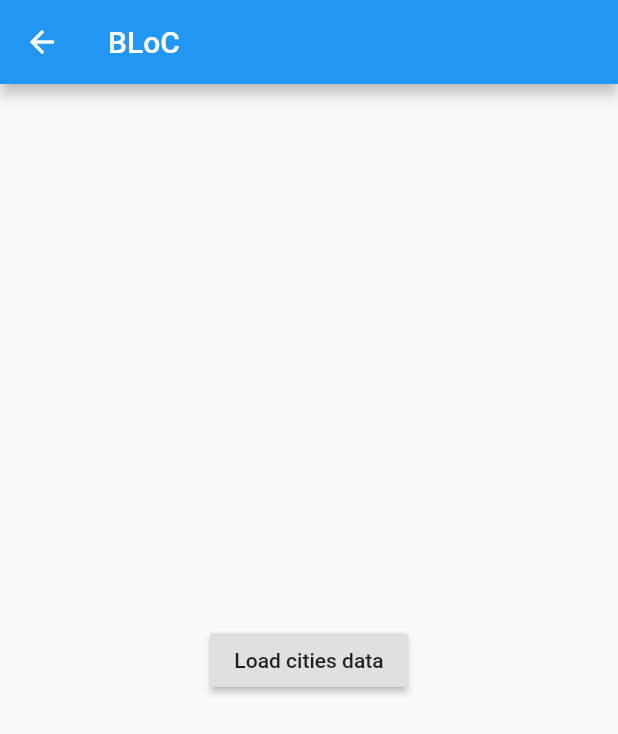
After one commit to guoxiaojiang/flutter_architecture, a Flutter app: the BlocPage screen opened directly, on a phone screen of 412 x 824 dp. The commit adds this screen. Shown: the top 734 px of the screen. Run offline on Flutter 3.47's test engine with Material 2 defaults, Android fonts, the phone set to English and light mode, and no system bars; our stand-ins replace dio.

Commit message:
submit the scoped_model and bloc sample

```diff
--- a/lib/data/repository.dart
+++ b/lib/data/repository.dart
@@ -8,8 +8,9 @@ import 'city.dart';
 class Repository {
 
   Future<CityData> getCityData() async {
+    const url = "https://raw.githubusercontent.com/guoxiaojiang/flutter_architecture/master/testdata.json";
     try {
-      Response response = await Dio().get("https://raw.githubusercontent.com/guoxiaojiang/flutter_architecture/master/testdata.json");
+      Response response = await Dio().get(url);
       String cityDataStr = response.data.toString();
       final jsonMap = json.decode(cityDataStr);
       CityData cityData = CityData.fromJson(jsonMap);
--- /dev/null
+++ b/lib/page/bloc/bloc_page.dart
@@ -0,0 +1,95 @@
+import 'package:flutter/material.dart';
+import 'package:flutter_architecture/data/city.dart';
+import 'package:flutter_architecture/data/repository.dart';
+
+import 'city_bloc.dart';
+
+class BlocPage extends StatefulWidget {
+  BlocPage(this._repository);
+
+  final Repository _repository;
+
+  @override
+  State<StatefulWidget> createState() => _BlocPageState();
+}
+
+class _BlocPageState extends State<BlocPage> {
+  CityBloc _cityBloc;
+
+  @override
+  void initState() {
+    _cityBloc = CityBloc(widget._repository);
+    super.initState();
+  }
+
+  @override
+  Widget build(BuildContext context) {
+    return Scaffold(
+      appBar: AppBar(
+        title: const Text("BLoC"),
+      ),
+      body: SafeArea(
+          child: StreamBuilder<CityDataState>(
+        stream: _cityBloc.city,
+        initialData: CityDataState(),
+        builder: (context, snapshot) {
+         switch(snapshot.data.state) {
+           case CityDataState.state_init:
+             return _buildInit();
+             break;
+           case CityDataState.state_loading:
+             return _buildLoading();
+             break;
+           case CityDataState.state_loaded:
+             return _buildContent(snapshot.data.cityData);
+             break;
+         }
+        },
+      )),
+    );
+  }
+
+  Widget _buildInit() {
+    return Center(
+      child: RaisedButton(
+        child: const Text('Load cities data'),
+        onPressed: () {
+          _cityBloc.loadCitiesData();
+        },
+      ),
+    );
+  }
+
+  Widget _buildLoading() {
+    return const Center(
+      child: CircularProgressIndicator(),
+    );
+  }
+
+  Widget _buildContent(CityData cityData) {
+    return Column(
+      children: <Widget>[
+        Padding(
+          padding: const EdgeInsets.all(8.0),
+          child: Text(
+            "山西省的城市有如下：",
+            style: TextStyle(fontSize: 19),
+          ),
+        ),
+        Expanded(
+          child: ListView.builder(
+              itemCount: cityData.cities.length,
+              padding: const EdgeInsets.all(16.0),
+              itemBuilder: (context, index) {
+                return ListTile(
+                    title: Text(
+                      cityData.cities[index].cityName,
+                      style: TextStyle(fontSize: 18),
+                    ));
+              }),
+        ),
+      ],
+    );
+  }
+
+}
--- /dev/null
+++ b/lib/page/bloc/city_bloc.dart
@@ -0,0 +1,49 @@
+import 'dart:async';
+
+import 'package:flutter_architecture/data/city.dart';
+import 'package:flutter_architecture/data/repository.dart';
+
+class CityBloc {
+  CityBloc(this._repository);
+
+  final Repository _repository;
+
+  final _cityStreamController = StreamController<CityDataState>();
+
+  Stream<CityDataState> get city => _cityStreamController.stream;
+
+  void loadCitiesData() {
+    CityDataState cityDataState = CityDataState();
+    cityDataState.state = CityDataState.state_loading;
+    _cityStreamController.sink.add(cityDataState);
+    _repository.getCityData().then((cityData) {
+      cityDataState.state = CityDataState.state_loaded;
+      cityDataState.cityData = cityData;
+      _cityStreamController.sink.add(cityDataState);
+    });
+  }
+
+  void dispose() {
+    _cityStreamController.close();
+  }
+}
+
+class CityDataState {
+  CityDataState();
+
+  CityData _cityData;
+
+  int _state = 0;
+
+  static const state_init = 0;
+  static const state_loading = 1;
+  static const state_loaded = 2;
+
+  set cityData(CityData cityData) => _cityData = cityData;
+
+  CityData get cityData => _cityData;
+
+  set state(int state) => _state = state;
+
+  int get state => _state;
+}
--- a/lib/page/set_state_page.dart
+++ b/lib/page/set_state/set_state_page.dart
@@ -69,6 +69,9 @@ class _SetStatePageState extends State<SetStatePage> {
       child: RaisedButton(
         child: const Text('Load cities data'),
         onPressed: () {
+          //凡是状态（数据）更新时，使用setState 通知当前_SetStatePageState
+          //_SetStatePageState的build会被重新执行
+          //所以SetStatePage当前所有的Widget都会被重绘
           setState(() {
             _isLoading = true;
           });
--- a/pubspec.yaml
+++ b/pubspec.yaml
@@ -21,6 +21,7 @@ dependencies:
     sdk: flutter
 
   dio: ^2.1.3
+  scoped_model: ^1.0.1
 
   # The following adds the Cupertino Icons font to your application.
   # Use with the CupertinoIcons class for iOS style icons.
```
Also changed, not shown: lib/main.dart (+13 -3 lines), lib/page/scoped_model/city_model.dart (added, +26 -0 lines), lib/page/scoped_model/scoped_model_page.dart (added, +94 -0 lines), pubspec.lock.
